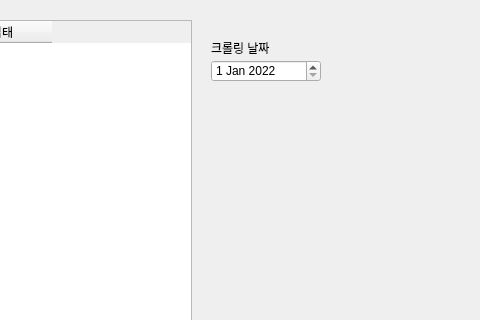
Above: newsCrawl.ui from memoday/hangangUtil before the change; both pictures show x 369 to 849 and y 0 to 320 of the 849 by 596 pixel window. Below: the same form after it.
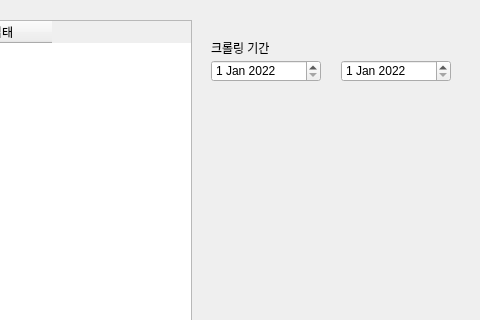
That is the form after the change.

```diff
--- a/newsCrawl.ui
+++ b/newsCrawl.ui
@@ -105,7 +105,7 @@
     </rect>
    </property>
    <property name="text">
-    <string>크롤링 날짜</string>
+    <string>크롤링 기간</string>
    </property>
   </widget>
   <widget class="QPushButton" name="export_btn">
@@ -121,6 +121,32 @@
     <string>엑셀로 내보내기</string>
    </property>
   </widget>
+  <widget class="QDateEdit" name="dateEdit_2">
+   <property name="geometry">
+    <rect>
+     <x>710</x>
+     <y>60</y>
+     <width>110</width>
+     <height>22</height>
+    </rect>
+   </property>
+   <property name="dateTime">
+    <datetime>
+     <hour>0</hour>
+     <minute>0</minute>
+     <second>0</second>
+     <year>2022</year>
+     <month>1</month>
+     <day>1</day>
+    </datetime>
+   </property>
+   <property name="calendarPopup">
+    <bool>false</bool>
+   </property>
+   <property name="timeSpec">
+    <enum>Qt::LocalTime</enum>
+   </property>
+  </widget>
  </widget>
  <resources/>
  <connections/>
```
